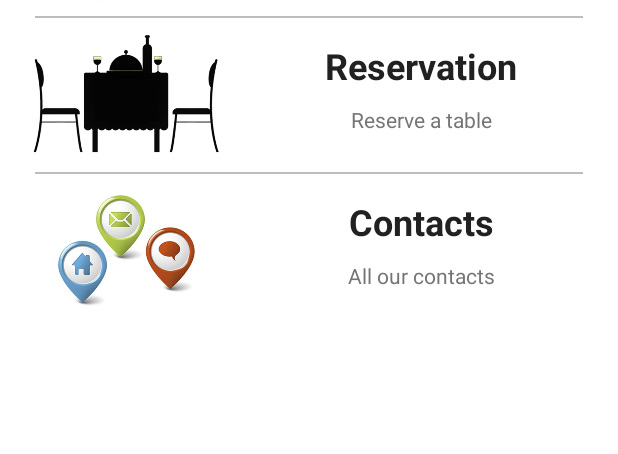
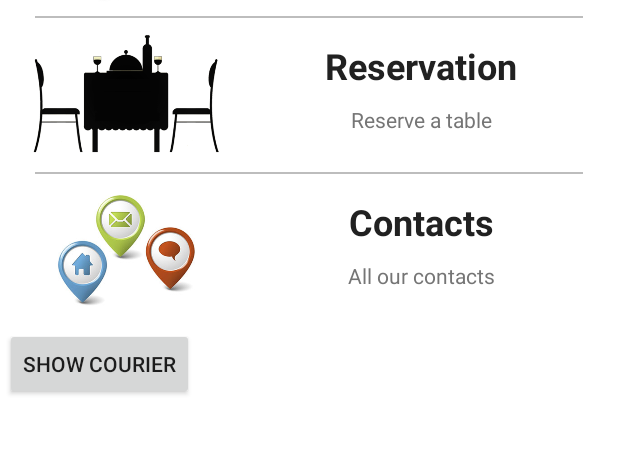
Before and after one commit to zhdanov-ek/pizza, an Android app: the screen it shows after launch (MainActivity), on a phone screen of 412 x 824 dp, the part 378-832 px from its top. Run offline under Robolectric (Android 15) with nearby library versions, the phone set to English and light mode, and no system bars; our stand-ins replace Firebase (no records; nobody signed in at launch, a user with empty details on screens opened directly); libraries missing offline, so code that uses them is left out: com.facebook, com.facebook.login.

Commit message:
Activity with map for show courier, change activity for showing archive of deliveries. Need test after enabling auth

```diff
--- a/app/src/main/java/com/example/gek/pizza/activities/DeliveriesActivity.java
+++ b/app/src/main/java/com/example/gek/pizza/activities/DeliveriesActivity.java
@@ -225,7 +225,9 @@ public class DeliveriesActivity extends BaseActivity {
     public boolean onOptionsItemSelected(MenuItem item) {
         switch (item.getItemId()){
             case Const.ACTION_ARCHIVE:
-                startActivity(new Intent(this, ArchiveDeliveriesActivity.class));
+                Intent intentArchive = new Intent(this, OneGroupDeliveriesActivity.class);
+                intentArchive.putExtra(Const.MODE, Const.MODE_ARCHIVE_DELIVERIES);
+                startActivity(intentArchive);
                 break;
         }
         return super.onOptionsItemSelected(item);
--- a/app/src/main/java/com/example/gek/pizza/activities/MainActivity.java
+++ b/app/src/main/java/com/example/gek/pizza/activities/MainActivity.java
@@ -28,7 +28,7 @@ public class MainActivity extends BaseActivity
 
     private LinearLayout llMenuOrder, llNews, llOrders, llContacts, llReservations;
     private LinearLayout llOrdersDevider;
-    private Button btnStartService, btnStopService;
+    private Button btnStartService, btnStopService, btnShowCourier;
     private static final String TAG = "MAIN_MENU";
 
     // todo убрать кнопки запуска сервиса, а сервис запускать после аутентификации ЗАВЕДЕНИЯ. Выключать
@@ -92,8 +92,10 @@ public class MainActivity extends BaseActivity
         //todo move to settings
         btnStartService = (Button) findViewById(R.id.btnStartService);
         btnStopService = (Button) findViewById(R.id.btnStopService);
+        btnShowCourier = (Button) findViewById(R.id.btnShowCourier);
         btnStartService.setOnClickListener(this);
         btnStopService.setOnClickListener(this);
+        btnShowCourier.setOnClickListener(this);
 
 
         //Получение настроек приложения
@@ -171,6 +173,9 @@ public class MainActivity extends BaseActivity
             case R.id.btnStopService:
                 stopService(new Intent(this, CourierService.class));
                 break;
+            case R.id.btnShowCourier:
+                startActivity(new Intent(this, CourierActivity.class));
+                break;
         }
     }
 
--- a/app/src/main/java/com/example/gek/pizza/data/Const.java
+++ b/app/src/main/java/com/example/gek/pizza/data/Const.java
@@ -53,10 +53,12 @@ public class Const {
     public static final String DISHES_IMAGES_FOLDER = "dishes_images";
 
 
-    // Константы для редактирования и создания элементов
-    public static final String MODE = "edit_mode";
+    // Константы для редактирования и создания элементов, запуска активити в различных режимов
+    public static final String MODE = "mode";
     public static final int MODE_NEW = 0;
     public static final int MODE_EDIT = 1;
+    public static final int MODE_ARCHIVE_DELIVERIES = 11;
+    public static final int MODE_TRANSPORT_DELIVERIES = 12;
 
     public static final String EXTRA_NEWS = "news_object";
     public static final String EXTRA_DISH = "dish_object";
@@ -80,6 +82,7 @@ public class Const {
     public static final int REQUEST_EDIT_DISH = 11;
     public static final int REQUEST_RESERVE_TABLE = 12;
 
+
     // Ключ для кастомной пиццы. Эти блюда не попадают в БД, а используются только на клиенте
     public static final String KEY_DISH_MY_PIZZA = "my_pizza";
 
@@ -98,7 +101,7 @@ public class Const {
 
     public static final Integer LOCATION_INTERVAL_UPDATE = 10;
     public static final Integer LOCATION_DISTANCE_UPDATE = 30;
-    public static final Integer OFFSET_FROM_EDGES_OF_THE_MAP= 150;
+    public static final Integer OFFSET_FROM_EDGES_OF_THE_MAP= 50;
 
     public static final String OPEN_FROM_NOTIFICATION = "open_from_notification";
 
--- a/app/src/main/java/com/example/gek/pizza/data/LastPosition.java
+++ b/app/src/main/java/com/example/gek/pizza/data/LastPosition.java
@@ -21,6 +21,11 @@ public class LastPosition {
         this.date = date;
     }
 
+    public String toString(){
+        String s = "Lat = " + latitude + ", Long = " + longitude;
+        return s;
+    }
+
     public Double getLatitude() {
         return latitude;
     }
--- a/app/src/main/res/layout/activity_archive_deliveries.xml
+++ b/app/src/main/res/layout/activity_group_deliveries.xml
@@ -5,7 +5,7 @@
     android:layout_width="match_parent"
     android:layout_height="match_parent"
     android:orientation="vertical"
-    tools:context="com.example.gek.pizza.activities.ArchiveDeliveriesActivity">
+    tools:context="com.example.gek.pizza.activities.OneGroupDeliveriesActivity">
 
     <include layout="@layout/toolbar" />
 
--- a/app/src/main/res/layout/content_main.xml
+++ b/app/src/main/res/layout/content_main.xml
@@ -215,6 +215,13 @@
                 android:text="stopService courier"
                 android:visibility="visible" />
 
+            <Button
+                android:id="@+id/btnShowCourier"
+                android:layout_width="wrap_content"
+                android:layout_height="wrap_content"
+                android:text="show Courier"
+                android:visibility="visible" />
+
 
         </LinearLayout>
     </ScrollView>
--- a/app/src/main/res/values/colors.xml
+++ b/app/src/main/res/values/colors.xml
@@ -71,5 +71,7 @@
     <color name="colorButtonGooglePress">#EEEEEE</color>
     <color name="colorButtonGoogleFocus">#FAFAFA</color>
 
+    <color name="black_overlay">#66000000</color>
+
 
 </resources>
--- a/app/src/main/res/values/strings.xml
+++ b/app/src/main/res/values/strings.xml
@@ -51,6 +51,7 @@
     <string name="title_basket">Basket</string>
     <string name="title_delivery">Your delivery</string>
     <string name="title_archive_deliveries">Archive of deliveries</string>
+    <string name="title_transport_deliveries">Transport of deliveries</string>
     <string name="title_archive_dishes">Archive of dishes</string>
     <string name="title_orders">Hot orders</string>
     <string name="title_reserve_table">Reserve table</string>
@@ -214,7 +215,10 @@
     <string name="notification_send_failed">Notification send failed</string>
 
 
-
     <!--- MAKE THE PIZZA  -->
     <string name="name_of_pizza">My pizza</string>
+
+    <string name="title_activity_courier">CourierActivity</string>
+    <string name="dummy_button">Dummy Button</string>
+    <string name="dummy_content">DUMMY\nCONTENT</string>
 </resources>
--- a/app/src/main/res/values/styles.xml
+++ b/app/src/main/res/values/styles.xml
@@ -23,7 +23,6 @@
         <item name="android:textSize">14sp</item>
         <item name="android:fontFamily">sans-serif-medium</item>
     </style>
-
 
 
     <style name="FlatButtonNegative" parent="@android:style/Widget.Button.Small">
@@ -144,5 +143,17 @@
         <item name="android:textColor">@color/colorButtonRaisedText</item>
     </style>
 
+    <style name="FullscreenTheme" parent="AppTheme">
+        <item name="android:actionBarStyle">@style/FullscreenActionBarStyle</item>
+        <item name="android:windowActionBarOverlay">true</item>
+        <item name="android:windowBackground">@null</item>
+        <item name="metaButtonBarStyle">?android:attr/buttonBarStyle</item>
+        <item name="metaButtonBarButtonStyle">?android:attr/buttonBarButtonStyle</item>
+    </style>
+
+    <style name="FullscreenActionBarStyle" parent="Widget.AppCompat.ActionBar">
+        <item name="android:background">@color/black_overlay</item>
+    </style>
+
 
 </resources>
```
Also changed, not shown: app/build.gradle (+8 -7 lines), app/src/main/AndroidManifest.xml (+8 -5 lines), app/src/main/java/com/example/gek/pizza/activities/ArchiveDeliveriesActivity.java (deleted, +0 -89 lines), app/src/main/java/com/example/gek/pizza/activities/CourierActivity.java (added, +127 -0 lines), app/src/main/java/com/example/gek/pizza/activities/OneGroupDeliveriesActivity.java (added, +144 -0 lines), app/src/main/res/layout/activity_courier.xml (added, +16 -0 lines), app/src/main/res/values/attrs.xml (added, +12 -0 lines).
